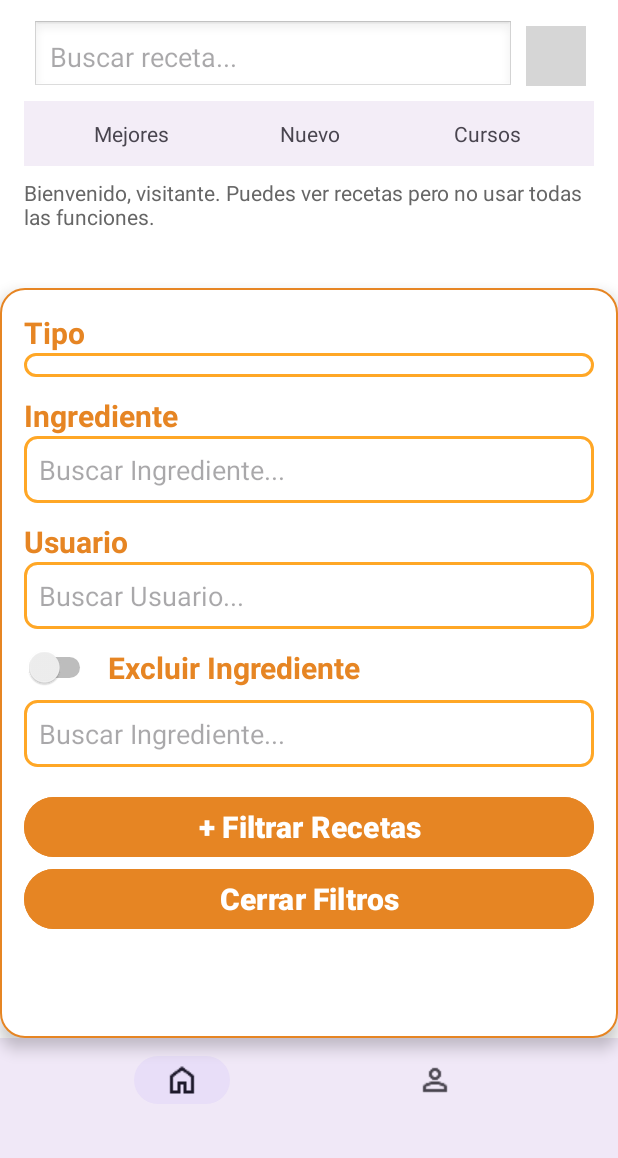
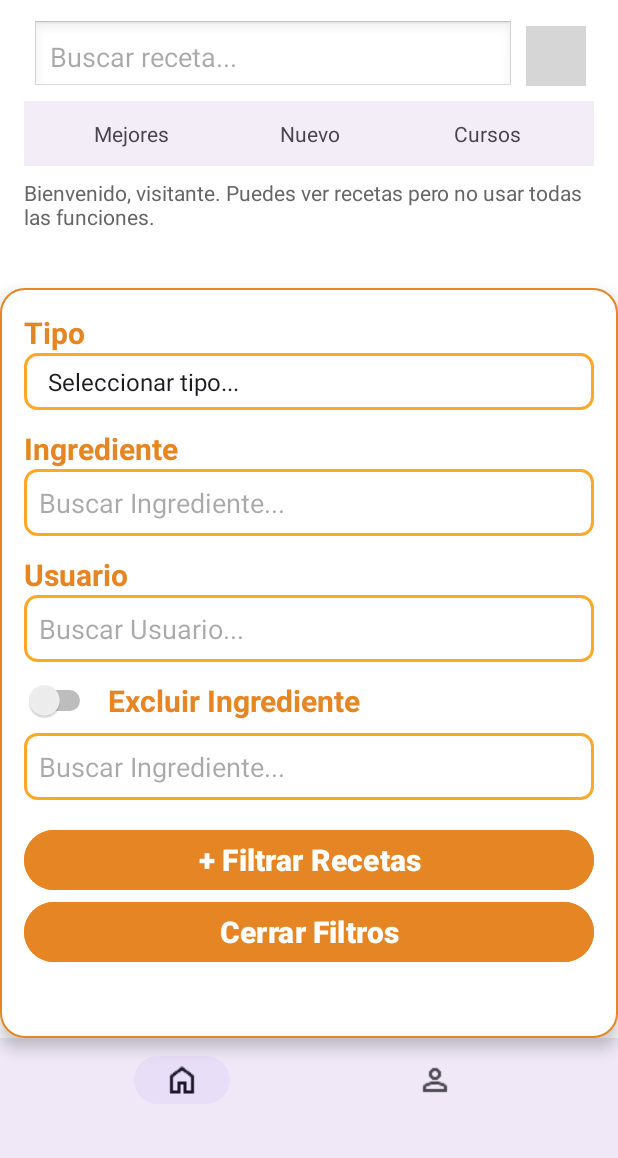
Before and after one commit to Fer3141/DesarrolloApps1, an Android app: the screen it shows after launch (MainActivity), after a tap on "Filtrar búsqueda", on a phone screen of 412 x 824 dp, the part 78-1236 px from its top. Run offline under Robolectric (Android 15) with nearby library versions, the phone set to English and light mode, and no system bars; our stand-ins replace Picasso; libraries missing offline, so code that uses them is left out: com.auth0.android; pictures from the network do not load; 1 statement that could not run was skipped; grey boxes are pictures that could not be loaded.

Commit message:
campo tipo en filtro

```diff
--- a/app/src/main/java/com/apps1/cocinapp/main/MainActivity.java
+++ b/app/src/main/java/com/apps1/cocinapp/main/MainActivity.java
@@ -7,11 +7,13 @@ import android.net.ConnectivityManager;
 import android.net.NetworkInfo;
 import android.os.Bundle;
 import android.view.View;
+import android.widget.ArrayAdapter;
 import android.widget.Button;
 import android.widget.EditText;
 import android.widget.ImageButton;
 import android.widget.LinearLayout;
 import android.widget.RelativeLayout;
+import android.widget.Spinner;
 import android.widget.TextView;
 import android.widget.Toast;
 
@@ -58,6 +60,8 @@ public class MainActivity extends AppCompatActivity {
 
     ImageButton searchIcon;
 
+    Spinner spinnerTipo;
+
     RelativeLayout rootLayout;
 
     @Override
@@ -83,11 +87,13 @@ public class MainActivity extends AppCompatActivity {
         menuFiltros = findViewById(R.id.menuFiltros);
         rootLayout = findViewById(R.id.rootLayout);
         btnCerrarFiltros = findViewById(R.id.btnCerrarFiltros);
+        spinnerTipo = findViewById(R.id.spinnerTipo);
 
         estaLogueado = false;
 
         TextView tabRecent = findViewById(R.id.tabRecent);   // Mejores feed
         TextView tabRecipes = findViewById(R.id.tabRecipes); // Nuevo feed
+
 
 
         ImageButton menuButton = findViewById(R.id.menuButton);
@@ -114,6 +120,11 @@ public class MainActivity extends AppCompatActivity {
         recyclerView.setLayoutManager(new LinearLayoutManager(this));
         adapter = new RecetaAdapter(this, recetasRecientes);
         recyclerView.setAdapter(adapter);
+
+        ArrayAdapter<String> adapter = new ArrayAdapter<>(this, android.R.layout.simple_spinner_item,
+                new String[]{"Seleccionar tipo...", "Entrada", "Principal", "Postre"});
+        adapter.setDropDownViewResource(android.R.layout.simple_spinner_dropdown_item);
+        spinnerTipo.setAdapter(adapter);
 
         navLogin.setOnClickListener(v -> startActivity(new Intent(this, LoginActivity.class)));
         navAbout.setOnClickListener(v -> startActivity(new Intent(this, AboutActivity.class)));
```
